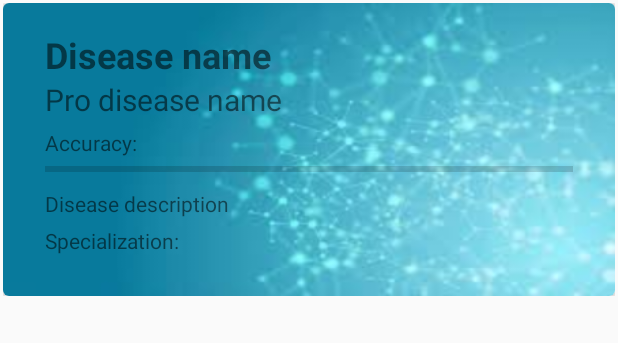
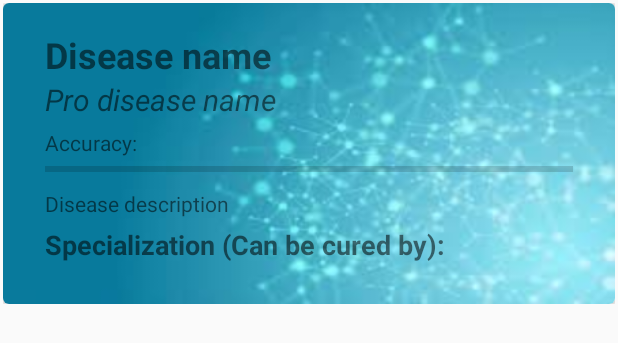
Before and after one commit to rajgaurav99/TechnoMedic, an Android app: the layout disease_layout.xml on its own in the app's theme, with its tools: preview values and no code run, on a phone screen of 412 x 824 dp. Shown: the top 343 px of the screen. Run offline under Robolectric (Android 15) with nearby library versions, the phone set to English and light mode, and no system bars.

Commit message:
Beta Commit

```diff
--- a/app/src/main/java/android/example/technomedic/DiseaseAdapter.java
+++ b/app/src/main/java/android/example/technomedic/DiseaseAdapter.java
@@ -37,6 +37,7 @@ public class DiseaseAdapter extends RecyclerView.Adapter<DiseaseAdapter.DiseaseV
         holder.mdesc.setText(disease.getDesc());
         holder.mspec.setText(disease.getSpec());
         holder.mprogressbar.setProgress((int)disease.getAccuracy());
+        holder.macc.setText("Accuracy: "+disease.getAccuracy());
     }
 
     @Override
@@ -56,7 +57,7 @@ public class DiseaseAdapter extends RecyclerView.Adapter<DiseaseAdapter.DiseaseV
 
     class DiseaseViewHolder extends RecyclerView.ViewHolder {
 
-        TextView mname,mproname,mdesc,mspec;
+        TextView mname,mproname,mdesc,mspec,macc;
         ProgressBar mprogressbar;
         public DiseaseViewHolder(View itemView) {
             super(itemView);
@@ -65,6 +66,7 @@ public class DiseaseAdapter extends RecyclerView.Adapter<DiseaseAdapter.DiseaseV
             mdesc=itemView.findViewById(R.id.disease_desc);
             mspec=itemView.findViewById(R.id.spec);
             mprogressbar=itemView.findViewById(R.id.accuracy);
+            macc=itemView.findViewById(R.id.accuracy_header);
 
         }
     }
--- a/app/src/main/res/layout/activity_information.xml
+++ b/app/src/main/res/layout/activity_information.xml
@@ -15,9 +15,4 @@
 
     </androidx.recyclerview.widget.RecyclerView>
 
-    <TextView
-        android:id="@+id/testing"
-        android:layout_width="wrap_content"
-        android:layout_height="wrap_content"
-        android:text="TextView" />
 </LinearLayout>
--- a/app/src/main/res/layout/disease_layout.xml
+++ b/app/src/main/res/layout/disease_layout.xml
@@ -35,7 +35,8 @@
                 android:layout_below="@id/disease_name"
                 android:layout_marginLeft="20dp"
                 android:text="Pro disease name"
-                android:textSize="20sp" />
+                android:textSize="20sp"
+                android:textStyle="italic" />
 
             <TextView
                 android:id="@+id/accuracy_header"
@@ -66,13 +67,15 @@
                 android:text="Disease description" />
 
             <TextView
+                android:id="@+id/spec_header"
                 android:layout_width="match_parent"
                 android:layout_height="wrap_content"
+                android:layout_below="@id/disease_desc"
                 android:layout_marginLeft="20dp"
-                android:text="Specialization:"
-                android:id="@+id/spec_header"
-                android:layout_below="@id/disease_desc"
-                android:layout_marginTop="5dp"/>
+                android:layout_marginTop="5dp"
+                android:text="Specialization (Can be cured by):"
+                android:textSize="18sp"
+                android:textStyle="bold" />
             <TextView
                 android:layout_width="match_parent"
                 android:layout_height="wrap_content"
```
Also changed, not shown: app/src/main/java/android/example/technomedic/InformationActivity.java (+37 -20 lines).
